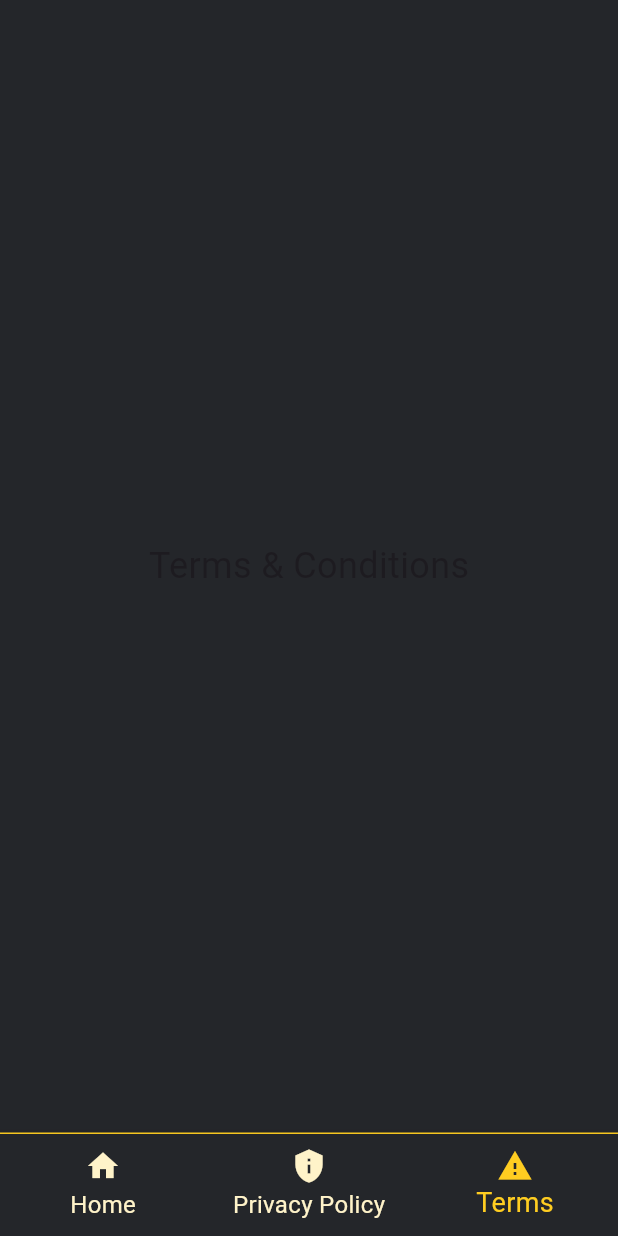
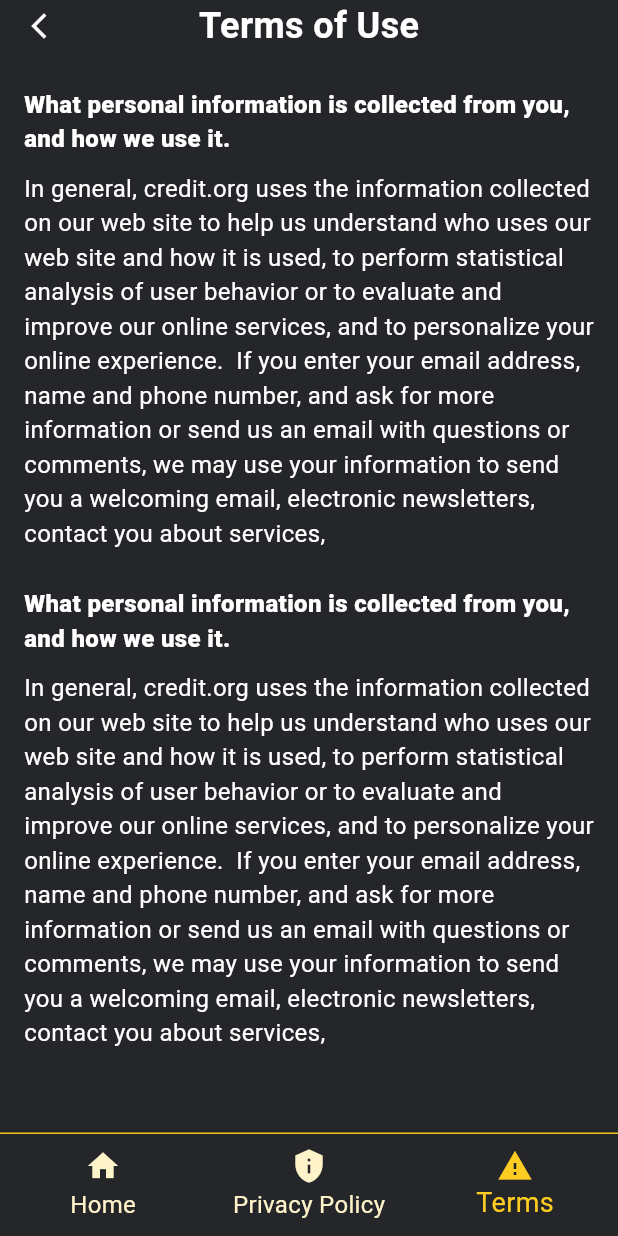
Before and after one commit to pavlod116/pet_project, a Flutter app: the HomeButtonNavBarViewPage screen opened by its route, swiped to page 3, on a phone screen of 412 x 824 dp. Run offline on Flutter 3.47's test engine with Material 3 defaults, Android fonts, the phone set to English and light mode, and no system bars; our stand-ins replace auto_route, gap, shared_preferences; accounts and stored records are empty.

Commit message:
feature: add privacy policy and teams of use page

```diff
--- a/lib/ui/home/nav_bar/home_button_nav_bar_view.dart
+++ b/lib/ui/home/nav_bar/home_button_nav_bar_view.dart
@@ -3,6 +3,8 @@ import 'package:flutter/material.dart';
 import 'package:pet_project/ui/style/colors.dart';
 import 'package:provider/provider.dart';
 
+import '../../privacy_policy/privacy_policy_view.dart';
+import '../../teams_of_use/teams_of_use_view.dart';
 import '../home_view.dart';
 import 'home_nav_bar_view_model.dart';
 
@@ -12,8 +14,8 @@ class HomeButtonNavBarViewPage extends StatelessWidget {
 
   final List<Widget> _pages = const [
     HomeViewPage(),
-    Center(child: Text("Privacy Policy", style: TextStyle(fontSize: 24))),
-    Center(child: Text("Terms & Conditions", style: TextStyle(fontSize: 24))),
+    PrivacyPolicyView(),
+    TeamsOfUse(),
   ];
 
   @override
--- a/lib/ui/onboarding/onboarding_view.dart
+++ b/lib/ui/onboarding/onboarding_view.dart
@@ -27,7 +27,7 @@ class _OnboardingViewPageState extends State<OnboardingViewPage> {
   }
 
   void navigateHome() {
-    context.router.replaceAll([const HomeViewRoute()]);
+    context.router.replaceAll([const HomeButtonNavBarViewRoute()]);
   }
 
   @override
--- a/lib/ui/style/theme.dart
+++ b/lib/ui/style/theme.dart
@@ -2,7 +2,7 @@ import 'package:flutter/rendering.dart';
 import 'package:gap/gap.dart';
 import 'package:pet_project/ui/style/colors.dart';
 
-// const double bottomSheetHeight = 76;
+const double bottomSheetHeight = 76;
 
 const paddingH16 = EdgeInsets.symmetric(horizontal: 16);
 
@@ -16,3 +16,5 @@ const gap48 = Gap(48);
 
 const textBigSize = TextStyle(fontSize: 24, fontWeight: FontWeight.w900, color: ProjectColors.white);
 const textMediumSize = TextStyle(fontWeight: FontWeight.w500, fontSize: 20, color: ProjectColors.white);
+const textStyleTextWithPolicy = TextStyle(fontSize: 16, fontWeight: FontWeight.w900, color: ProjectColors.white);
+const textStyleDescriptionWithPolicy = TextStyle(fontSize: 16, fontWeight: FontWeight.w400, color: ProjectColors.white);
--- /dev/null
+++ b/lib/ui/teams_of_use/teams_of_use_view.dart
@@ -0,0 +1,61 @@
+import 'package:flutter/material.dart';
+import 'package:provider/provider.dart';
+
+import '../home/nav_bar/home_nav_bar_view_model.dart';
+import '../style/theme.dart';
+import '../widgets/custom_app_bar_with_policy_and_teams/custom_app_bar_with_policy_and_teams.dart';
+
+class TeamsOfUse extends StatelessWidget {
+  const TeamsOfUse({super.key});
+
+  @override
+  Widget build(BuildContext context) {
+    final mediaQuery = MediaQuery.of(context);
+    final homeViewModel = context.watch<HomeNavBarViewModel>();
+    return Padding(
+      padding: EdgeInsets.only(left: 16, right: 16, top: mediaQuery.viewPadding.top),
+      child: Column(
+        children: [
+          CustomAppBarWithPolicyAndTeams(
+            onTap: () => homeViewModel.setPage(0),
+            text: 'Terms of Use',
+          ),
+          gap24,
+          const Expanded(
+            child: SingleChildScrollView(
+              child: Column(
+                crossAxisAlignment: CrossAxisAlignment.start,
+                children: [
+                  Text(
+                    'What personal information is collected from you, and how we use it.',
+                    style: textStyleTextWithPolicy,
+                    textAlign: TextAlign.start,
+                  ),
+                  gap10,
+                  Text(
+                    '''In general, credit.org uses the information collected on our web site to help us understand who uses our web site and how it is used, to perform statistical analysis of user behavior or to evaluate and improve our online services, and to personalize your online experience.  If you enter your email address, name and phone number, and ask for more information or send us an email with questions or comments, we may use your information to send you a welcoming email, electronic newsletters, contact you about services, ''',
+                    style: textStyleDescriptionWithPolicy,
+                    textAlign: TextAlign.start,
+                  ),
+                  gap24,
+                  Text(
+                    'What personal information is collected from you, and how we use it.',
+                    style: textStyleTextWithPolicy,
+                    textAlign: TextAlign.start,
+                  ),
+                  gap10,
+                  Text(
+                    '''In general, credit.org uses the information collected on our web site to help us understand who uses our web site and how it is used, to perform statistical analysis of user behavior or to evaluate and improve our online services, and to personalize your online experience.  If you enter your email address, name and phone number, and ask for more information or send us an email with questions or comments, we may use your information to send you a welcoming email, electronic newsletters, contact you about services, ''',
+                    style: textStyleDescriptionWithPolicy,
+                    textAlign: TextAlign.start,
+                  ),
+                  gap24,
+                ],
+              ),
+            ),
+          ),
+        ],
+      ),
+    );
+  }
+}
--- /dev/null
+++ b/lib/ui/widgets/custom_app_bar_with_policy_and_teams/custom_app_bar_with_policy_and_teams.dart
@@ -0,0 +1,34 @@
+import 'package:flutter/material.dart';
+import 'package:pet_project/ui/style/colors.dart';
+
+const _textStyleAppBar = TextStyle(
+  fontSize: 24,
+  fontWeight: FontWeight.w700,
+  color: ProjectColors.white,
+);
+
+class CustomAppBarWithPolicyAndTeams extends StatelessWidget {
+  final Function() onTap;
+  final String text;
+
+  const CustomAppBarWithPolicyAndTeams({super.key, required this.onTap, required this.text});
+
+  @override
+  Widget build(BuildContext context) {
+    return Stack(
+      alignment: Alignment.center,
+      children: [
+        GestureDetector(
+          onTap: () => onTap(),
+          child: const Align(
+            alignment: Alignment.centerLeft,
+            child: Icon(Icons.arrow_back_ios_new, color: ProjectColors.white, size: 20),
+          ),
+        ),
+        Center(
+          child: Text(text, style: _textStyleAppBar),
+        ),
+      ],
+    );
+  }
+}
```
Also changed, not shown: lib/ui/home/home_view.dart (+11 -6 lines), lib/ui/home/widget/promo_card.dart (+19 -18 lines), lib/ui/privacy_policy/privacy_policy_view.dart (added, +61 -0 lines).
